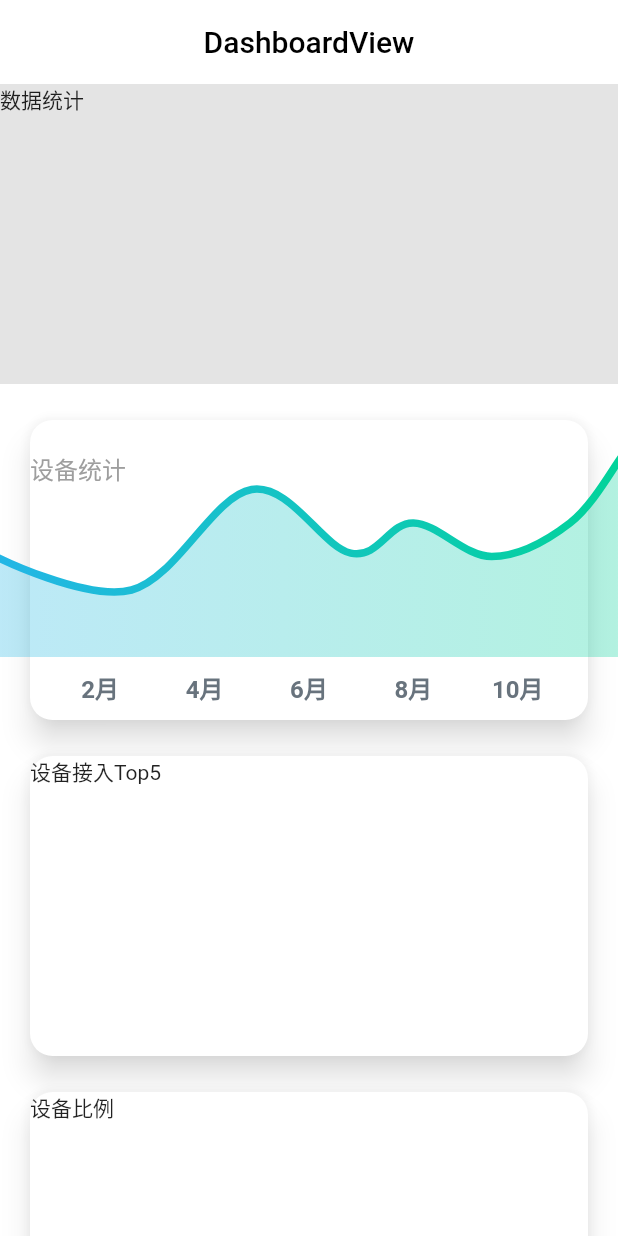
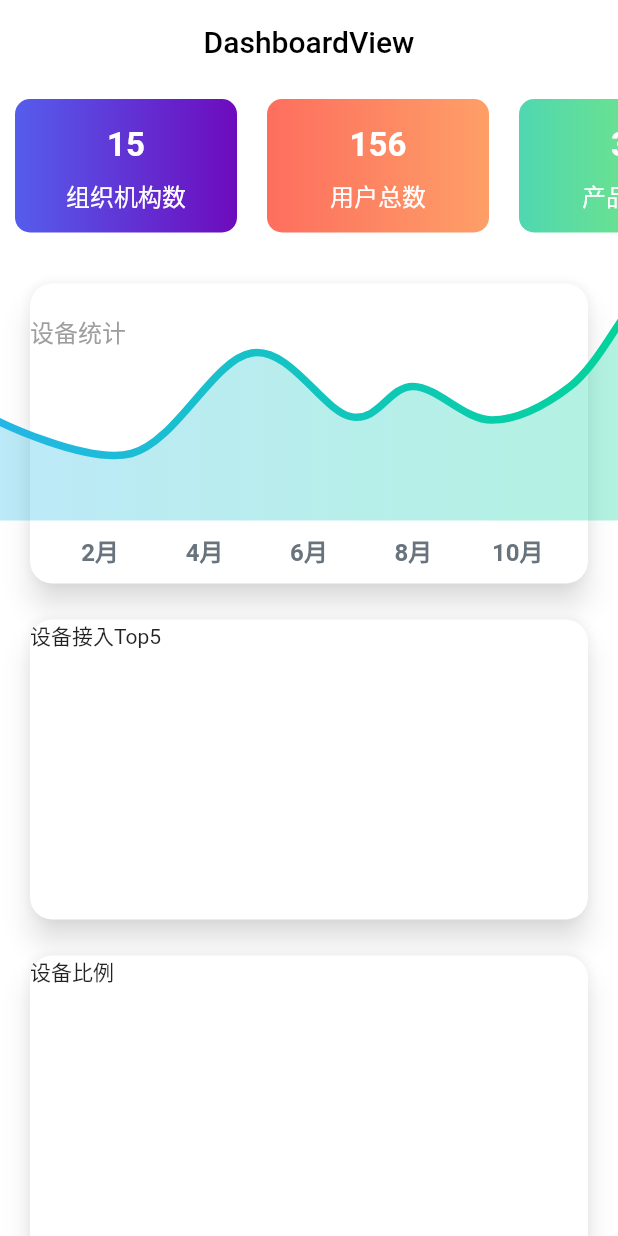
Before and after one commit to mitudegaoyang/aiot_flutter, a Flutter app: the DashboardView screen opened by its route, on a phone screen of 412 x 824 dp. Run offline on Flutter 3.47's test engine with Material 2 defaults, Android fonts, the phone set to English and light mode, and no system bars; drawn by our look-alikes of fl_chart; our stand-ins replace flutter_dotenv, flutter_svg, get, get_storage; accounts and stored records are empty.

Commit message:
feat: 添加数据统计card

```diff
--- /dev/null
+++ b/lib/app/modules/dashboard/components/dataCardGrid/dataCardGrid.dart
@@ -0,0 +1,66 @@
+// import 'dart:ui';
+
+// import 'package:get/get.dart';
+import 'package:flutter/material.dart';
+
+class DataCardGrid extends StatelessWidget {
+  const DataCardGrid({
+    Key key,
+    this.title,
+    this.num,
+    this.colors,
+  }) : super(key: key);
+
+  final String title;
+  final int num;
+  final List<Color> colors;
+
+  @override
+  Widget build(BuildContext context) {
+    return Container(
+      width: 148.0,
+      margin: EdgeInsets.symmetric(vertical: 10.0, horizontal: 10.0),
+      padding: EdgeInsets.symmetric(vertical: 10.0, horizontal: 10.0),
+      decoration: BoxDecoration(
+        color: colors[0],
+        borderRadius: BorderRadius.all(Radius.circular(10)),
+        // gradient: colors.length != 1
+        //     ? RadialGradient(
+        //         colors: colors,
+        //         radius: 1,
+        //         tileMode: TileMode.repeated,
+        //       )
+        //     : null,
+        gradient: colors.length != 1
+            ? LinearGradient(
+                colors: colors,
+              )
+            : null,
+      ),
+      child: Column(
+        children: [
+          Container(
+            margin: EdgeInsets.symmetric(vertical: 8.0),
+            child: Text(
+              '${num.toString()}',
+              style: TextStyle(
+                fontSize: 22,
+                color: Colors.white,
+                fontWeight: FontWeight.w700,
+              ),
+            ),
+          ),
+          Container(
+            child: Text(
+              '$title',
+              style: TextStyle(
+                fontSize: 16,
+                color: Colors.white,
+              ),
+            ),
+          ),
+        ],
+      ),
+    );
+  }
+}
--- a/lib/app/modules/dashboard/components/dataStatistics/dataStatistics.dart
+++ b/lib/app/modules/dashboard/components/dataStatistics/dataStatistics.dart
@@ -2,6 +2,7 @@
 
 // import 'package:get/get.dart';
 import 'package:flutter/material.dart';
+import 'package:aiot/app/modules/dashboard/components/dataCardGrid/dataCardGrid.dart';
 
 class DataStatistics extends StatelessWidget {
   const DataStatistics({
@@ -12,7 +13,51 @@ class DataStatistics extends StatelessWidget {
   Widget build(BuildContext context) {
     return SizedBox.expand(
       child: Container(
-        child: Text('数据统计'),
+        child: ListView(
+          scrollDirection: Axis.horizontal,
+          children: <Widget>[
+            DataCardGrid(
+              title: "组织机构数",
+              num: 15,
+              colors: [Color(0xFF555DEC), Color(0xFF6D0BBD)],
+            ),
+            DataCardGrid(
+              title: "用户总数",
+              num: 156,
+              colors: [Color(0xFFFD6E5E), Color(0xFFFE9F67)],
+            ),
+            DataCardGrid(
+              title: "产品总数",
+              num: 33,
+              colors: [Color(0xFF50D7B1), Color(0xFF85ED6D)],
+            ),
+            DataCardGrid(
+              title: "设备总数",
+              num: 3015,
+              colors: [Color(0xFF26C7EE), Color(0xFF53F4EC)],
+            ),
+            DataCardGrid(
+              title: "应用总数",
+              num: 0,
+              colors: [Color(0xFF555DEC), Color(0xFF6D0BBD)],
+            ),
+            DataCardGrid(
+              title: "规则总数",
+              num: 1,
+              colors: [Color(0xFFFD6E5E), Color(0xFFFE9F67)],
+            ),
+            DataCardGrid(
+              title: "告警总数",
+              num: 1,
+              colors: [Color(0xFF50D7B1), Color(0xFF85ED6D)],
+            ),
+            DataCardGrid(
+              title: "工单总数",
+              num: 0,
+              colors: [Color(0xFF26C7EE), Color(0xFF53F4EC)],
+            ),
+          ],
+        ),
       ),
     );
   }
--- a/lib/app/modules/dashboard/views/dashboard_view.dart
+++ b/lib/app/modules/dashboard/views/dashboard_view.dart
@@ -33,8 +33,8 @@ class DashboardView extends GetView<DashboardController> {
             children: [
               Container(
                 width: double.infinity,
-                height: 200.0,
-                color: Color(0xffe4e4e4),
+                height: 109.0,
+                color: Color(0xffffffff),
                 child: DataStatistics(),
               ),
               SizedBox(
```
